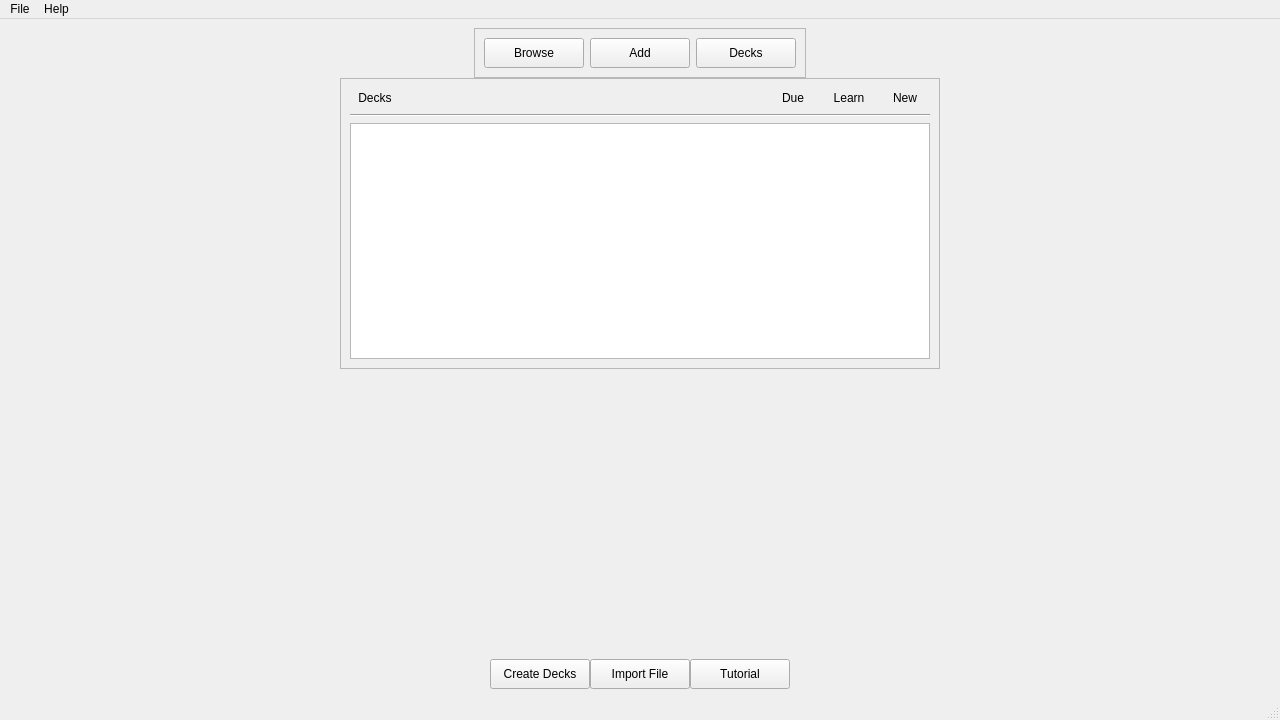
Above: mainwindow.ui from sapondanaisriwan/Do-for- before the change. Below: the same form after it.
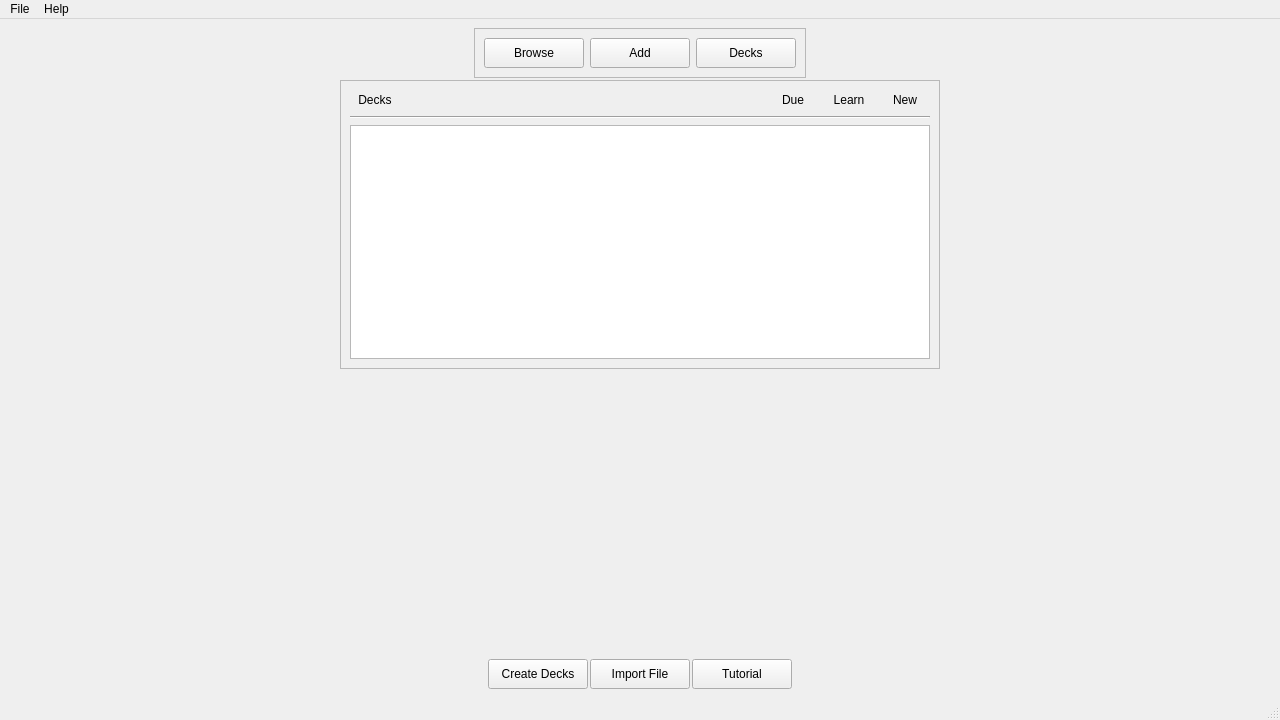
That is the form after the change.

```diff
--- a/mainwindow.ui
+++ b/mainwindow.ui
@@ -43,7 +43,7 @@
   <widget class="QWidget" name="centralwidget">
    <layout class="QVBoxLayout" name="verticalLayout">
     <property name="spacing">
-     <number>0</number>
+     <number>2</number>
     </property>
     <item>
      <layout class="QHBoxLayout" name="horizontalLayout1">
```
Left out of the diff: 2 changed lines with no effect on the pictures.
